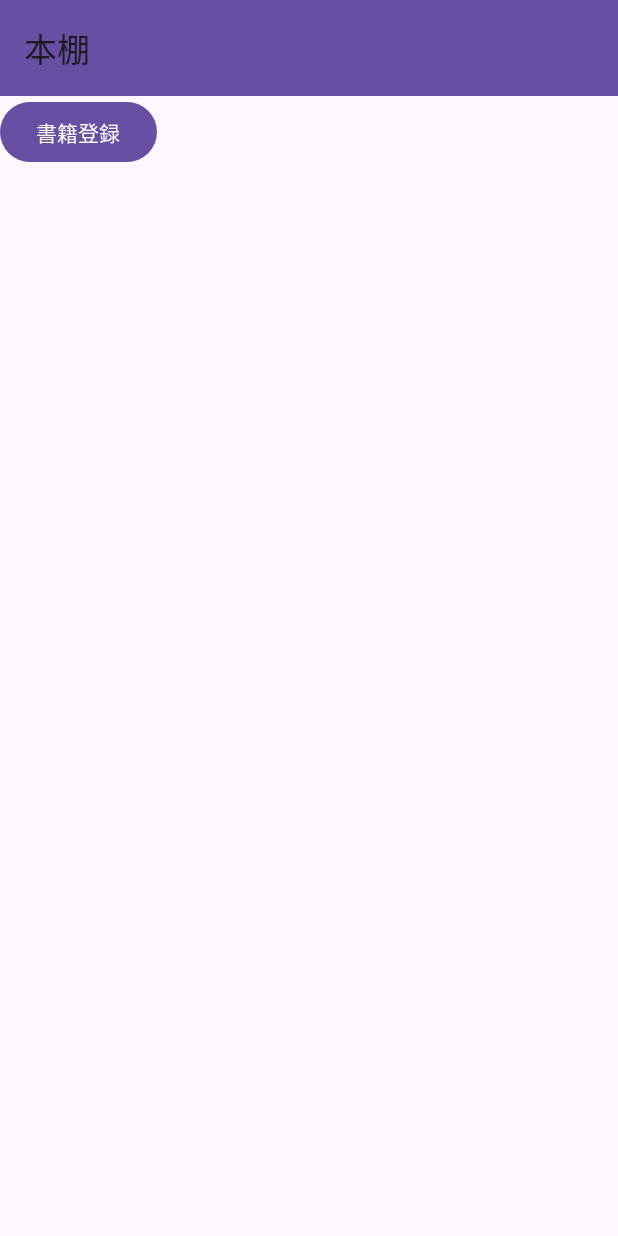
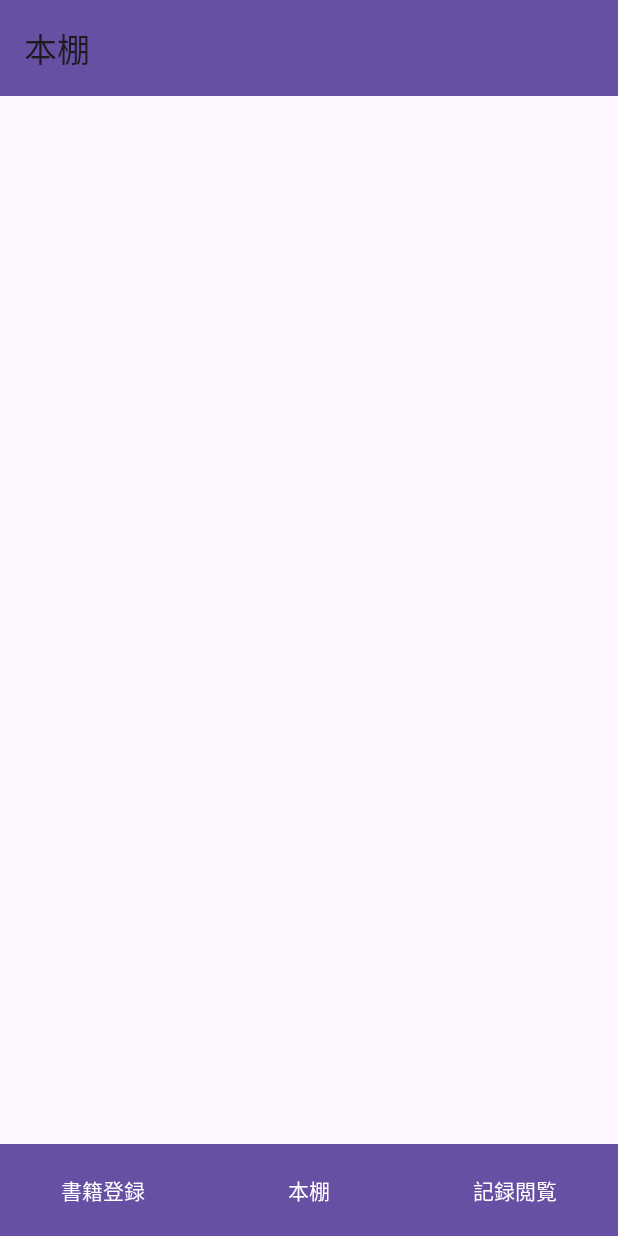
Before and after one commit to Pgfn59/Bookshelf, an Android app: the screen it shows after launch (MainActivity), on a phone screen of 412 x 824 dp. Run offline under Robolectric (Android 15) with nearby library versions, the light colour scheme and no system bars; our stand-ins replace navigation-ui.

Commit message:
本棚画面の下部ボタン設置

```diff
--- a/app/src/main/res/layout/fragment_shelf.xml
+++ b/app/src/main/res/layout/fragment_shelf.xml
@@ -6,11 +6,40 @@
     android:layout_height="match_parent"
     tools:context=".ShelfFragment">
 
-    <Button
-        android:id="@+id/btn_add_book"
-        android:layout_width="wrap_content"
+    <LinearLayout
+        android:layout_width="match_parent"
         android:layout_height="wrap_content"
-        android:text="@string/btn_add_book"
-        app:layout_constraintStart_toStartOf="parent"
-        app:layout_constraintTop_toTopOf="parent" />
+        android:orientation="horizontal"
+        app:layout_constraintBottom_toBottomOf="parent"
+        app:layout_constraintEnd_toEndOf="parent"
+        app:layout_constraintStart_toStartOf="parent">
+
+        <Button
+            android:id="@+id/btn_add_book"
+            android:layout_width="0dp"
+            android:layout_height="65dp"
+            android:layout_weight="1"
+            android:insetBottom="0dp"
+            android:text="@string/btn_add_book"
+            app:cornerRadius="0dp" />
+
+        <Button
+            android:id="@+id/btn_shelf"
+            android:layout_width="0dp"
+            android:layout_height="65dp"
+            android:layout_weight="1"
+            android:insetBottom="0dp"
+            android:text="@string/btn_shelf"
+            app:cornerRadius="0dp" />
+
+        <Button
+            android:id="@+id/btn_record"
+            android:layout_width="0dp"
+            android:layout_height="65dp"
+            android:layout_weight="1"
+            android:insetBottom="0dp"
+            android:text="@string/btn_record"
+            app:cornerRadius="0dp" />
+    </LinearLayout>
+
 </androidx.constraintlayout.widget.ConstraintLayout>
--- a/app/src/main/res/values/strings.xml
+++ b/app/src/main/res/values/strings.xml
@@ -13,5 +13,6 @@
     <string name="text_rating">お気に入り度</string>
     <string name="text_thought">感想</string>
     <string name="btn_add">登録</string>
+    <string name="btn_shelf_edit">本棚編集</string>
     <!-- TODO: Remove or change this placeholder text -->
 </resources>
```
